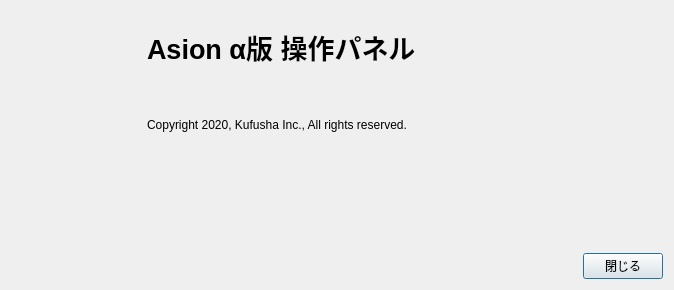
Before: the Qt Designer form aboutdialog.ui in HirokiMori1/AsionAlphaUI, drawn with Qt 5.
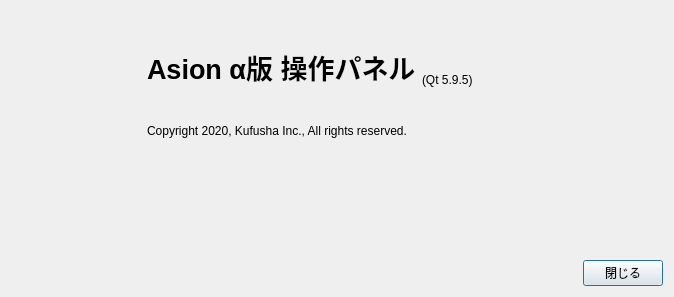
After: the same form once the commit is applied.

```diff
--- a/aboutdialog.ui
+++ b/aboutdialog.ui
@@ -7,7 +7,7 @@
     <x>0</x>
     <y>0</y>
     <width>674</width>
-    <height>290</height>
+    <height>297</height>
    </rect>
   </property>
   <property name="windowTitle">
@@ -41,6 +41,8 @@
      <item>
       <layout class="QVBoxLayout" name="verticalLayout_2">
        <item>
+        <layout class="QHBoxLayout" name="horizontalLayout_4">
+         <item>
         <widget class="QLabel" name="label_5">
          <property name="font">
           <font>
@@ -52,7 +54,22 @@
          <property name="text">
           <string>Asion α版 操作パネル</string>
          </property>
-        </widget>
+           <property name="alignment">
+            <set>Qt::AlignBottom|Qt::AlignLeading|Qt::AlignLeft</set>
+           </property>
+          </widget>
+         </item>
+         <item>
+          <widget class="QLabel" name="label">
+           <property name="text">
+            <string>(Qt 5.9.5)</string>
+           </property>
+           <property name="alignment">
+            <set>Qt::AlignBottom|Qt::AlignLeading|Qt::AlignLeft</set>
+           </property>
+          </widget>
+         </item>
+        </layout>
        </item>
        <item>
         <widget class="QLabel" name="label_6">
```
Lines whose indentation alone changed are shown as unchanged.
